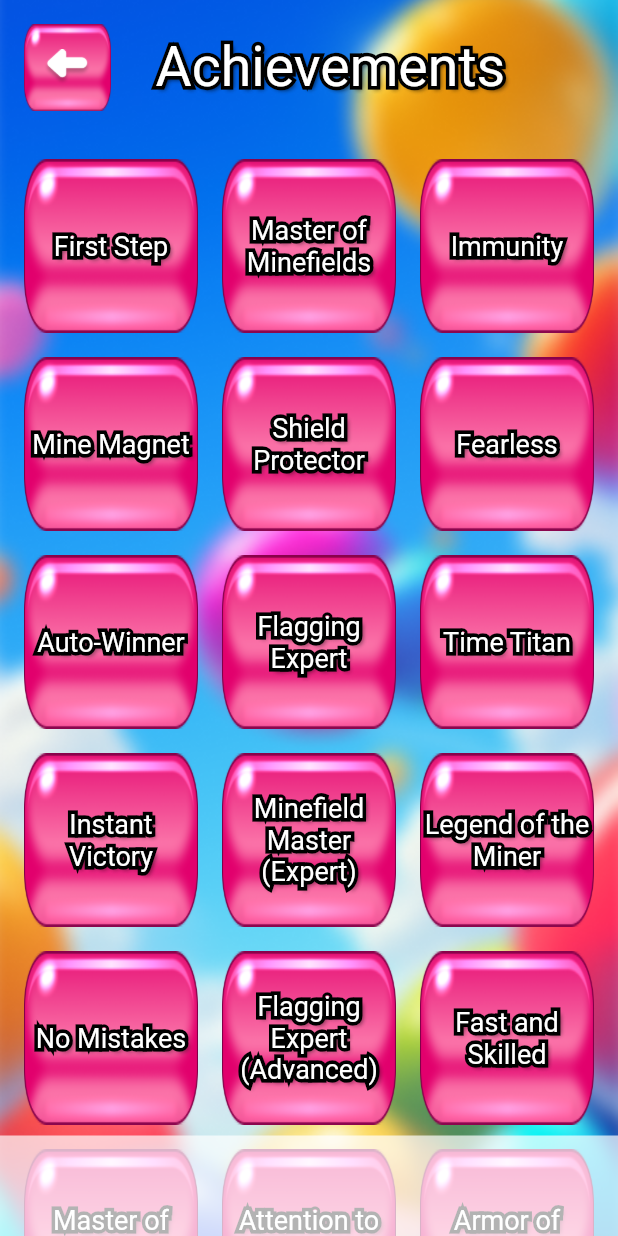
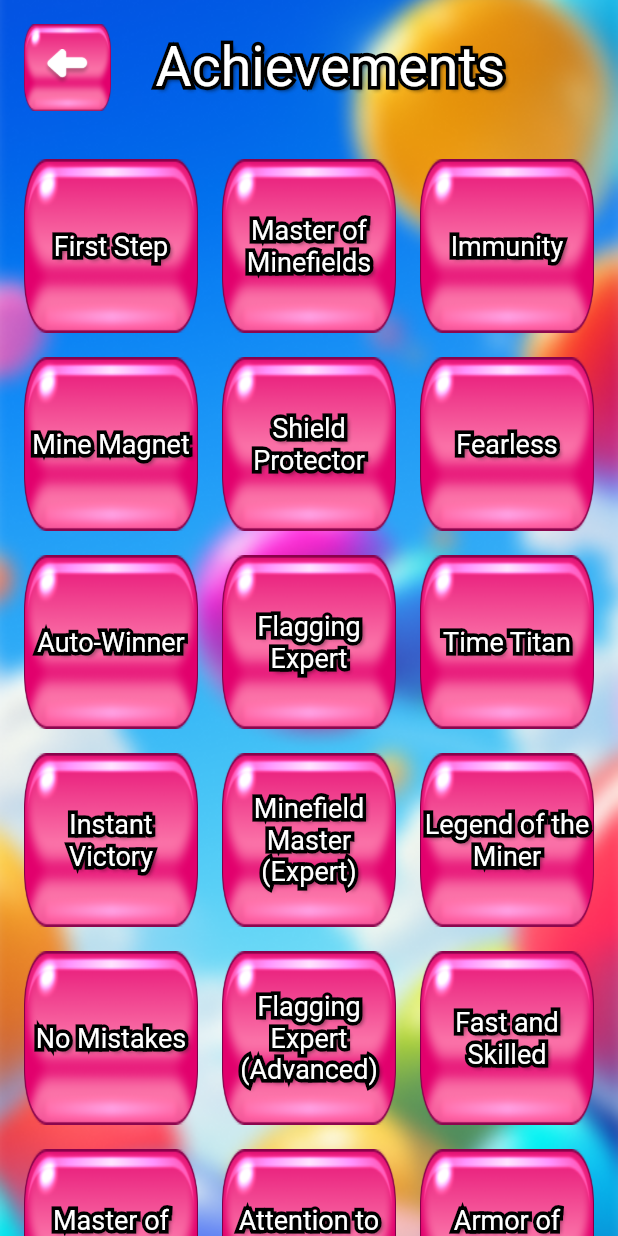
Before and after one commit to jaanaling/boom, a Flutter app: the AchievementScreen screen opened by its route, on a phone screen of 412 x 824 dp. Run offline on Flutter 3.47's test engine with Material 3 defaults, Android fonts, the phone set to English and light mode, and no system bars; our stand-ins replace bloc, equatable, flutter_bloc, flutter_svg, gap, get_it and 3 more; accounts and stored records are empty; Roboto replaces fonts that are missing (Purple).

Commit message:
need fix

```diff
--- a/lib/src/feature/rituals/presentation/achievement_screen.dart
+++ b/lib/src/feature/rituals/presentation/achievement_screen.dart
@@ -69,6 +69,7 @@ class _AchievementScreenState extends State<AchievementScreen> {
                         return AppButton(
                           width: getWidth(context, percent: 0.3),
                           height: getWidth(context, percent: 0.3),
+                          isGreen: state.user.achievements.contains(state.achievements[index].id),
                           onPressed: () {
                             setState(() {
                               text = state.achievements[index].description;
@@ -84,17 +85,35 @@ class _AchievementScreenState extends State<AchievementScreen> {
                         );
                       }),
                     ),
-                     SizedBox(height: getHeight(context, percent: 0.3)),
+                    if(text.isNotEmpty)
+                    Opacity(
+                      opacity: 0,
+                      child: SizedBox(
+                        width: getWidth(context, percent: 1),
+                        child: Container(
+                          color: Colors.white.withOpacity(0.7),
+                          padding: const EdgeInsets.symmetric(vertical: 12, horizontal: 22),
+                          child: Padding(
+                            padding: EdgeInsets.only(bottom: MediaQuery.of(context).padding.bottom),
+                            child: TextWithBorder(text, fontSize: 32,),
+                          ),
+                        ),
+                      ),
+                    ),
                   ],
                 ),
               ),
             ),
+            if(text.isNotEmpty)
             SizedBox(
              width: getWidth(context, percent: 1),
               child: Container(
                 color: Colors.white.withOpacity(0.7),
-                padding: const EdgeInsets.all(12),
-                child: TextWithBorder(text),
+                padding: const EdgeInsets.symmetric(vertical: 12, horizontal: 22),
+                child: Padding(
+                  padding: EdgeInsets.only(bottom: MediaQuery.of(context).padding.bottom),
+                  child: TextWithBorder(text, fontSize: 32,),
+                ),
               ),
             ),
           ],
--- a/lib/src/feature/rituals/presentation/selection_screen.dart
+++ b/lib/src/feature/rituals/presentation/selection_screen.dart
@@ -160,7 +160,7 @@ Future<void> _showDialog(BuildContext context, bool lock) async {
                         textAlign: TextAlign.center,
                         style: TextStyle(
                           fontFamily: 'Purple',
-                          fontSize: 27,
+                          fontSize: lock? 27:22,
                           color: Colors.white,
                         ),
                       ),
--- /dev/null
+++ b/lib/ui_kit/animated_button.dart
@@ -0,0 +1,53 @@
+import 'package:flutter/material.dart';
+
+class AnimatedButton extends StatefulWidget {
+  final Widget child;
+  final VoidCallback onPressed;
+
+  const AnimatedButton({
+    super.key,
+    required this.child,
+    required this.onPressed,
+  });
+
+  @override
+  State<AnimatedButton> createState() => _AnimatedButtonState();
+}
+
+class _AnimatedButtonState extends State<AnimatedButton> {
+  double _scale = 1.0; // Начальный масштаб
+
+  void _onTapDown(TapDownDetails details) {
+    setState(() {
+      _scale = 0.9; // Уменьшение кнопки
+    });
+  }
+
+  void _onTapUp(TapUpDetails details) {
+    setState(() {
+      _scale = 1.0; // Возврат к исходному размеру
+    });
+    widget.onPressed(); // Вызов обработчика нажатия
+  }
+
+  void _onTapCancel() {
+    setState(() {
+      _scale = 1.0; // Возврат к исходному размеру при отмене нажатия
+    });
+  }
+
+  @override
+  Widget build(BuildContext context) {
+    return GestureDetector(
+      onTapDown: _onTapDown,
+      onTapUp: _onTapUp,
+      onTapCancel: _onTapCancel,
+      child: AnimatedScale(
+        scale: _scale,
+        duration: const Duration(milliseconds: 100),
+        curve: Curves.easeInOut,
+        child: widget.child,
+      ),
+    );
+  }
+}
--- a/lib/ui_kit/app_button.dart
+++ b/lib/ui_kit/app_button.dart
@@ -1,5 +1,6 @@
 import 'package:booms/src/core/utils/app_icon.dart';
 import 'package:booms/src/core/utils/icon_provider.dart';
+import 'package:booms/ui_kit/animated_button.dart';
 import 'package:flutter/cupertino.dart';
 import 'package:flutter/material.dart';
 
@@ -7,6 +8,8 @@ class AppButton extends StatelessWidget {
   final Widget child;
   final VoidCallback? onPressed;
   final double radius;
+  final bool isGrey;
+  final bool isGreen;
 
   final double width;
   final double height;
@@ -18,6 +21,8 @@ class AppButton extends StatelessWidget {
     required this.child,
     this.onPressed,
     this.radius = 14,
+    this.isGreen = false,
+    this.isGrey = false,
     required this.width,
     this.topPadding = 4,
     this.bottomPadding = 4,
@@ -26,6 +31,17 @@ class AppButton extends StatelessWidget {
 
   @override
   Widget build(BuildContext context) {
+    return onPressed != null
+        ? AnimatedButton(
+            onPressed: onPressed!,
+            child: content(width, height, child, isGrey, isGreen),
+          )
+        : content(width, height, child, isGrey, isGreen);
+  }
+}
+
+Widget content(
+    double width, double height, Widget child, bool isGrey, bool isGreen) {
   return SizedBox(
       width: width,
       height: height,
@@ -35,45 +51,16 @@ class AppButton extends StatelessWidget {
           AppIcon(
             width: width,
             height: height,
+            fit: BoxFit.fill,
             asset: IconProvider.btn1.buildImageUrl(),
-            //  color: Colors.green,
-            //  blendMode: BlendMode.modulate,
-              fit: BoxFit.fill,
+            color: isGreen? Color.fromARGB(228, 0, 121, 255) : isGrey? Colors.grey: null,
+            blendMode: isGreen
+                ? BlendMode.modulate
+                : isGrey
+                    ? BlendMode.modulate
+                    : null,
           ),
           child,
-            ClipPath(
-              clipper: ImageClipper(),
-              child: Material(
-                color: Colors.transparent,
-                child: InkWell(
-                  onTap: onPressed,
-                  child: Ink(
-                    width: width,
-                    height: height,
-                  ),
-                ),
-              ),
-            ),
         ],
       ));
 }
-}
-
-class ImageClipper extends CustomClipper<Path> {
-  @override
-  Path getClip(Size size) {
-    final path = Path();
-    // Автоматически добавляем закругленный прямоугольник
-    path.addRRect(RRect.fromRectAndCorners(
-      Rect.fromLTWH(0, 0, size.width, size.height),
-      topLeft: Radius.circular(size.height / 2), // Примерная оценка радиуса
-      topRight: Radius.circular(size.height / 2),
-      bottomLeft: Radius.circular(size.height / 2),
-      bottomRight: Radius.circular(size.height / 2),
-    ));
-    return path;
-  }
-
-  @override
-  bool shouldReclip(covariant CustomClipper<Path> oldClipper) => false;
-}
```
Also changed, not shown: lib/src/feature/rituals/presentation/game_screen.dart (+4 -6 lines), lib/src/feature/rituals/presentation/home_screen.dart (+10 -8 lines), assets/images/Group 1.png (added), assets/images/hubnail1 1.png (added), 7 other files. Lines whose indentation alone changed are shown as unchanged.
